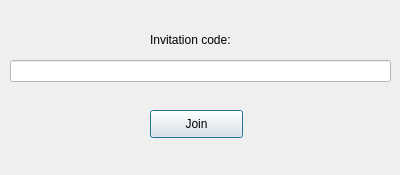
The window that client/Join.ui (anphetamina/CoText) describes before a commit, drawn with Qt 5.
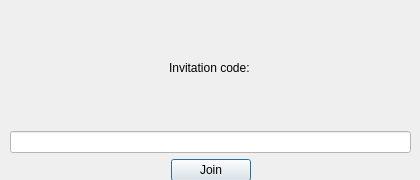
The same window after the commit.

Commit message: 1. userListToggle is now a ClickableLabel to emit clicked() and show userList on the right. 2. Update all widgets layouts to be responsive 3.TODO: userWidget + userWidgetEdit

Patch:
```diff
--- a/client/Join.ui
+++ b/client/Join.ui
@@ -6,8 +6,8 @@
    <rect>
     <x>0</x>
     <y>0</y>
-    <width>400</width>
-    <height>175</height>
+    <width>420</width>
+    <height>180</height>
    </rect>
   </property>
   <property name="windowTitle">
@@ -16,41 +16,98 @@
   <property name="styleSheet">
    <string notr="true">QLineEdit{ background-color: white;} </string>
   </property>
-  <widget class="QPushButton" name="pushButton_join">
-   <property name="geometry">
-    <rect>
-     <x>150</x>
-     <y>110</y>
-     <width>93</width>
-     <height>28</height>
-    </rect>
-   </property>
-   <property name="text">
-    <string>Join</string>
-   </property>
-  </widget>
-  <widget class="QLineEdit" name="invitationCode">
+  <widget class="QWidget" name="verticalLayoutWidget">
    <property name="geometry">
     <rect>
      <x>10</x>
-     <y>60</y>
-     <width>381</width>
-     <height>22</height>
+     <y>10</y>
+     <width>401</width>
+     <height>171</height>
     </rect>
    </property>
-  </widget>
-  <widget class="QLabel" name="label">
-   <property name="geometry">
-    <rect>
-     <x>150</x>
-     <y>30</y>
-     <width>91</width>
-     <height>20</height>
-    </rect>
-   </property>
-   <property name="text">
-    <string>Invitation code: </string>
-   </property>
+   <layout class="QVBoxLayout" name="verticalLayout">
+    <item>
+     <layout class="QHBoxLayout" name="horizontalLayout">
+      <item>
+       <spacer name="horizontalSpacer">
+        <property name="orientation">
+         <enum>Qt::Horizontal</enum>
+        </property>
+        <property name="sizeHint" stdset="0">
+         <size>
+          <width>40</width>
+          <height>20</height>
+         </size>
+        </property>
+       </spacer>
+      </item>
+      <item>
+       <widget class="QLabel" name="label">
+        <property name="text">
+         <string>Invitation code: </string>
+        </property>
+       </widget>
+      </item>
+      <item>
+       <spacer name="horizontalSpacer_2">
+        <property name="orientation">
+         <enum>Qt::Horizontal</enum>
+        </property>
+        <property name="sizeHint" stdset="0">
+         <size>
+          <width>40</width>
+          <height>20</height>
+         </size>
+        </property>
+       </spacer>
+      </item>
+     </layout>
+    </item>
+    <item>
+     <layout class="QHBoxLayout" name="horizontalLayout_2">
+      <item>
+       <widget class="QLineEdit" name="invitationCode"/>
+      </item>
+     </layout>
+    </item>
+    <item>
+     <layout class="QHBoxLayout" name="horizontalLayout_3">
+      <item>
+       <spacer name="horizontalSpacer_3">
+        <property name="orientation">
+         <enum>Qt::Horizontal</enum>
+        </property>
+        <property name="sizeHint" stdset="0">
+         <size>
+          <width>40</width>
+          <height>20</height>
+         </size>
+        </property>
+       </spacer>
+      </item>
+      <item>
+       <widget class="QPushButton" name="pushButton_join">
+        <property name="text">
+         <string>Join</string>
+        </property>
+       </widget>
+      </item>
+      <item>
+       <spacer name="horizontalSpacer_4">
+        <property name="orientation">
+         <enum>Qt::Horizontal</enum>
+        </property>
+        <property name="sizeHint" stdset="0">
+         <size>
+          <width>40</width>
+          <height>20</height>
+         </size>
+        </property>
+       </spacer>
+      </item>
+     </layout>
+    </item>
+   </layout>
   </widget>
  </widget>
  <resources/>
```
The commit also changes 13 other files.
